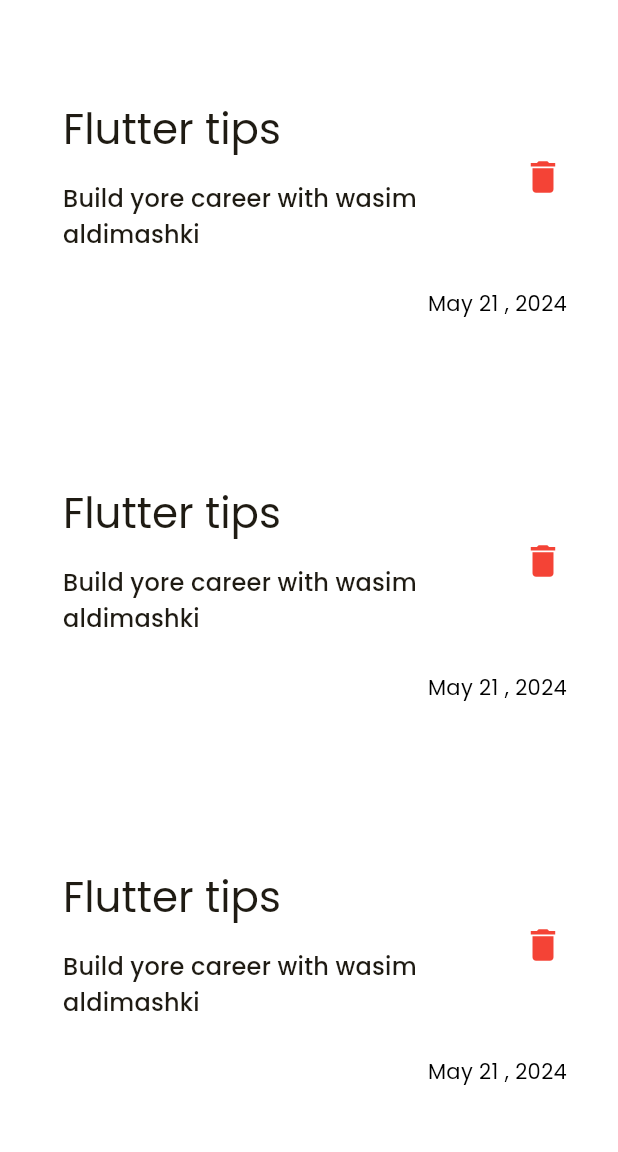
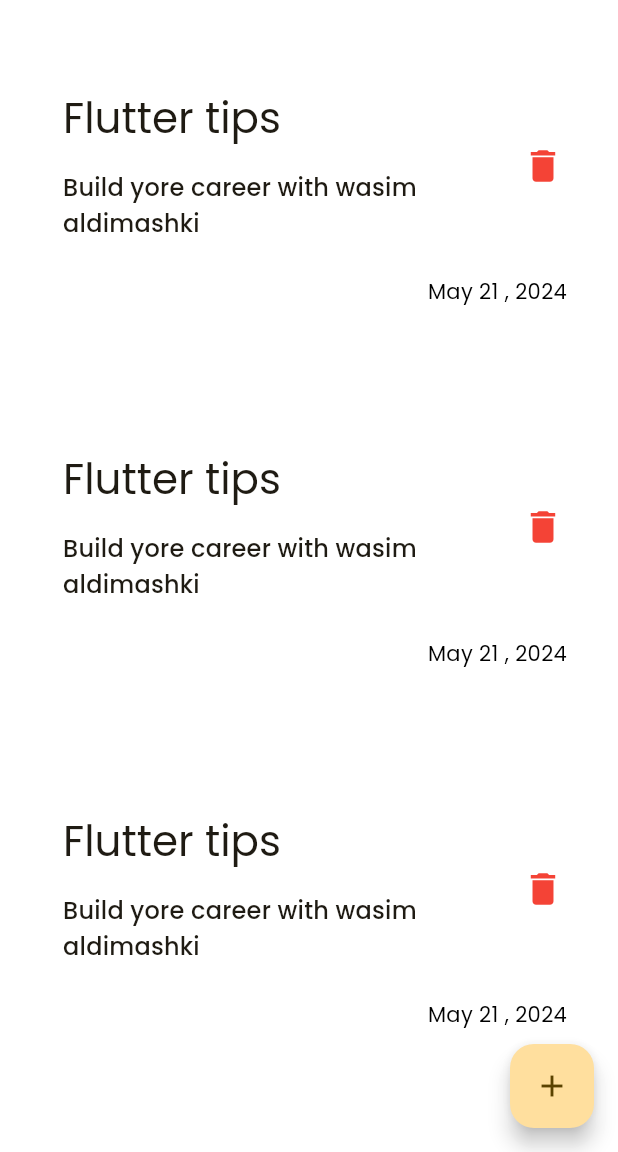
Before and after one commit to wasimaldimashki/notes_app, a Flutter app: the screen it shows after launch, on a phone screen of 412 x 824 dp, the part 84-1236 px from its top. Run offline on Flutter 3.47's test engine with Material 3 defaults, Android fonts, the phone set to English and light mode, and no system bars; our stand-ins replace bloc, flutter_bloc.

Commit message:
add floating action button

```diff
--- a/lib/home.dart
+++ b/lib/home.dart
@@ -7,9 +7,13 @@ class HomePage extends StatelessWidget {
 
   @override
   Widget build(BuildContext context) {
-    return const Scaffold(
-      appBar: CustomAppBar(),
-      body: Expanded(child: NotesListView()),
+    return Scaffold(
+      appBar: const CustomAppBar(),
+      body: NotesListView(),
+      floatingActionButton: FloatingActionButton(
+        onPressed: () {},
+        child: const Icon(Icons.add),
+      ),
     );
   }
 }
--- a/lib/theme/app_theme.dart
+++ b/lib/theme/app_theme.dart
@@ -17,6 +17,7 @@ class LightTheme {
     colorScheme: ColorScheme.fromSeed(seedColor: Colors.amber),
     iconTheme: const IconThemeData(
       color: Colors.amber,
+      weight: 1000,
       size: 24,
     ),
     listTileTheme: const ListTileThemeData(
--- a/lib/widgets/notes_list_view.dart
+++ b/lib/widgets/notes_list_view.dart
@@ -6,11 +6,15 @@ class NotesListView extends StatelessWidget {
 
   @override
   Widget build(BuildContext context) {
-    return ListView.builder(itemBuilder: (context, index) {
-      return const Padding(
-        padding: EdgeInsets.symmetric(vertical: 10),
-        child: NotesItem(),
-      );
-    });
+    return Expanded(
+      child: ListView.builder(
+        itemBuilder: (context, index) {
+          return const Padding(
+            padding: EdgeInsets.symmetric(vertical: 2.5),
+            child: NotesItem(),
+          );
+        },
+      ),
+    );
   }
 }
```
